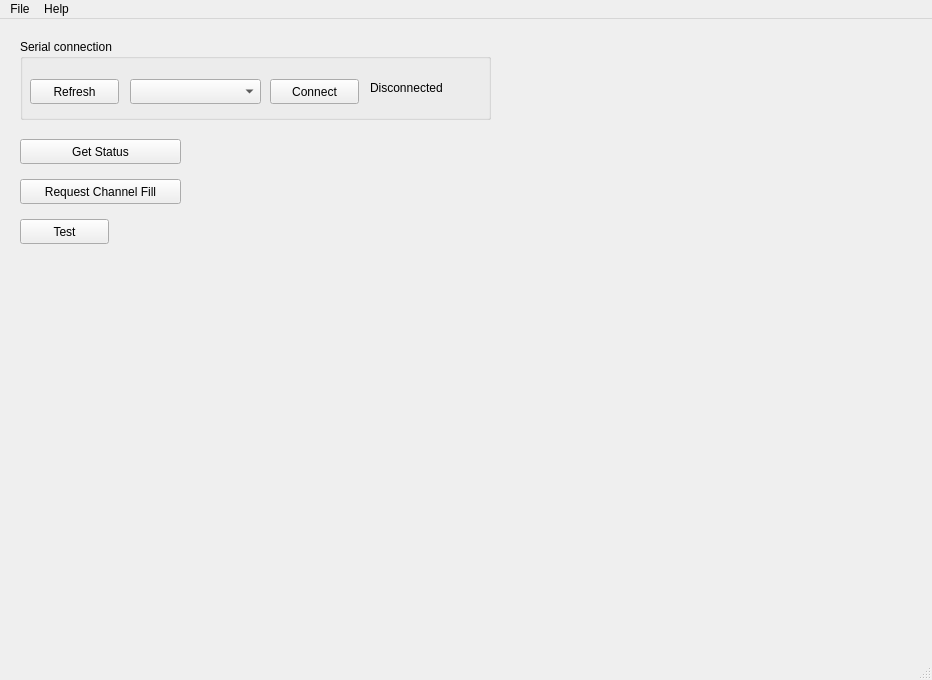
First picture: the form in spvplayer.ui, repository GloriaMechanica/spv_player, before the edit.
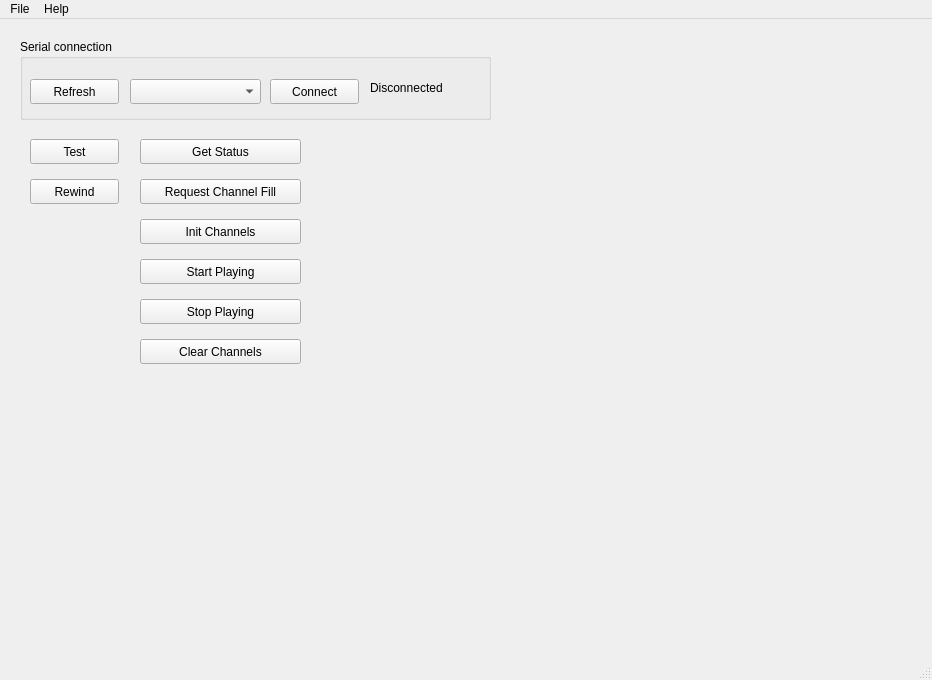
Second picture: the form after the edit.

Commit message: Now playing off PC data

```diff
--- a/spvplayer.ui
+++ b/spvplayer.ui
@@ -79,8 +79,8 @@
    <widget class="QPushButton" name="buttonTest">
     <property name="geometry">
      <rect>
-      <x>20</x>
-      <y>200</y>
+      <x>30</x>
+      <y>120</y>
       <width>89</width>
       <height>25</height>
      </rect>
@@ -92,7 +92,7 @@
    <widget class="QPushButton" name="buttonGetStatus">
     <property name="geometry">
      <rect>
-      <x>20</x>
+      <x>140</x>
       <y>120</y>
       <width>161</width>
       <height>25</height>
@@ -105,7 +105,7 @@
    <widget class="QPushButton" name="buttonRequestChannelFill">
     <property name="geometry">
      <rect>
-      <x>20</x>
+      <x>140</x>
       <y>160</y>
       <width>161</width>
       <height>25</height>
@@ -115,6 +115,71 @@
      <string>Request Channel Fill</string>
     </property>
    </widget>
+   <widget class="QPushButton" name="buttonStartPlaying">
+    <property name="geometry">
+     <rect>
+      <x>140</x>
+      <y>240</y>
+      <width>161</width>
+      <height>25</height>
+     </rect>
+    </property>
+    <property name="text">
+     <string>Start Playing</string>
+    </property>
+   </widget>
+   <widget class="QPushButton" name="buttonStopPlaying">
+    <property name="geometry">
+     <rect>
+      <x>140</x>
+      <y>280</y>
+      <width>161</width>
+      <height>25</height>
+     </rect>
+    </property>
+    <property name="text">
+     <string>Stop Playing</string>
+    </property>
+   </widget>
+   <widget class="QPushButton" name="buttonInitSPV">
+    <property name="geometry">
+     <rect>
+      <x>140</x>
+      <y>200</y>
+      <width>161</width>
+      <height>25</height>
+     </rect>
+    </property>
+    <property name="text">
+     <string>Init Channels</string>
+    </property>
+   </widget>
+   <widget class="QPushButton" name="buttonRewind">
+    <property name="geometry">
+     <rect>
+      <x>30</x>
+      <y>160</y>
+      <width>89</width>
+      <height>25</height>
+     </rect>
+    </property>
+    <property name="text">
+     <string>Rewind</string>
+    </property>
+   </widget>
+   <widget class="QPushButton" name="buttonClearChannels">
+    <property name="geometry">
+     <rect>
+      <x>140</x>
+      <y>320</y>
+      <width>161</width>
+      <height>25</height>
+     </rect>
+    </property>
+    <property name="text">
+     <string>Clear Channels</string>
+    </property>
+   </widget>
   </widget>
   <widget class="QMenuBar" name="menubar">
    <property name="geometry">
```
The commit also changes 8 other files.
